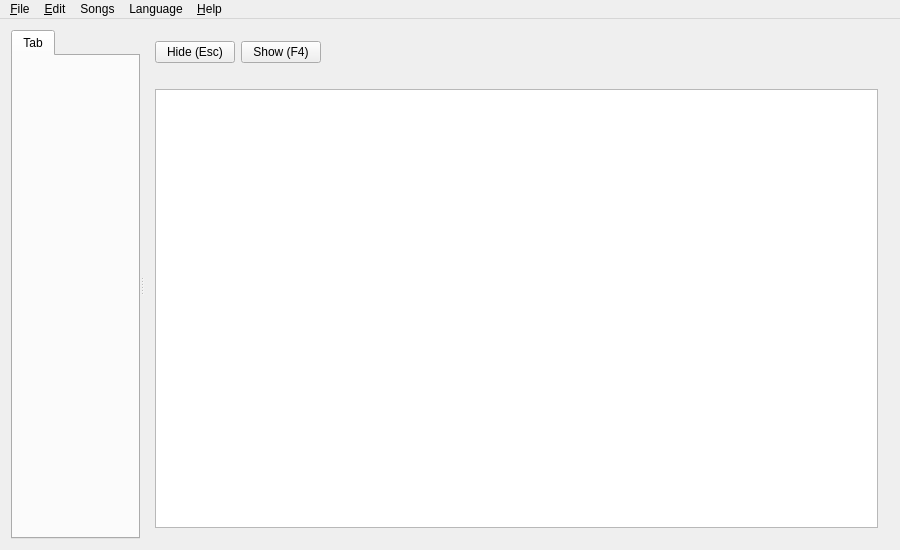
The window that src/softprojector.ui (SoftProjector/src) describes before a commit, drawn with Qt 5.
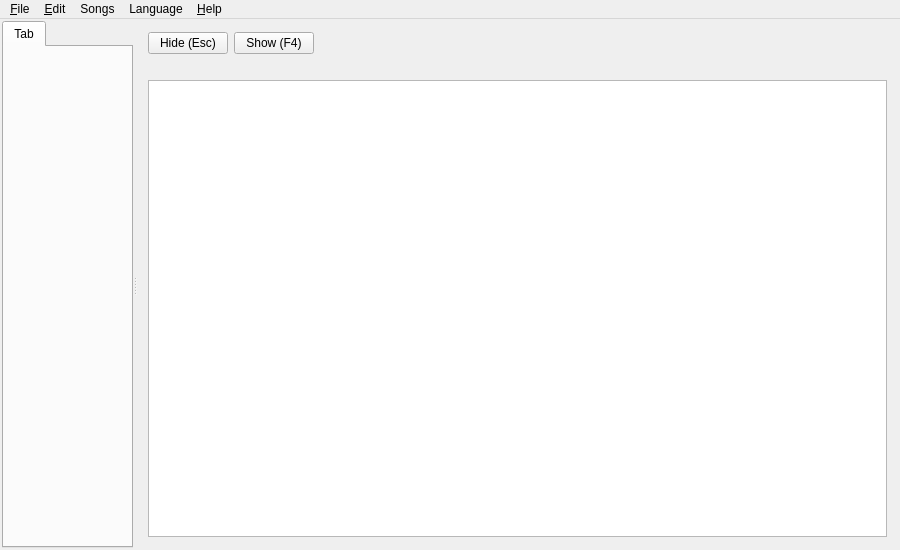
The same window after the commit. Icons and pictures are not drawn.

Commit message: - smaller margin arround the edges - dont ask to save if no project is created

```diff
--- a/src/softprojector.ui
+++ b/src/softprojector.ui
@@ -31,6 +31,9 @@
   </property>
   <widget class="QWidget" name="centralWidget">
    <layout class="QHBoxLayout" name="horizontalLayout">
+    <property name="margin">
+     <number>2</number>
+    </property>
     <item>
      <widget class="QSplitter" name="splitter">
       <property name="orientation">
```
Left out of the diff: 2 changed lines with no effect on the pictures. The commit also changes 1 other file.
